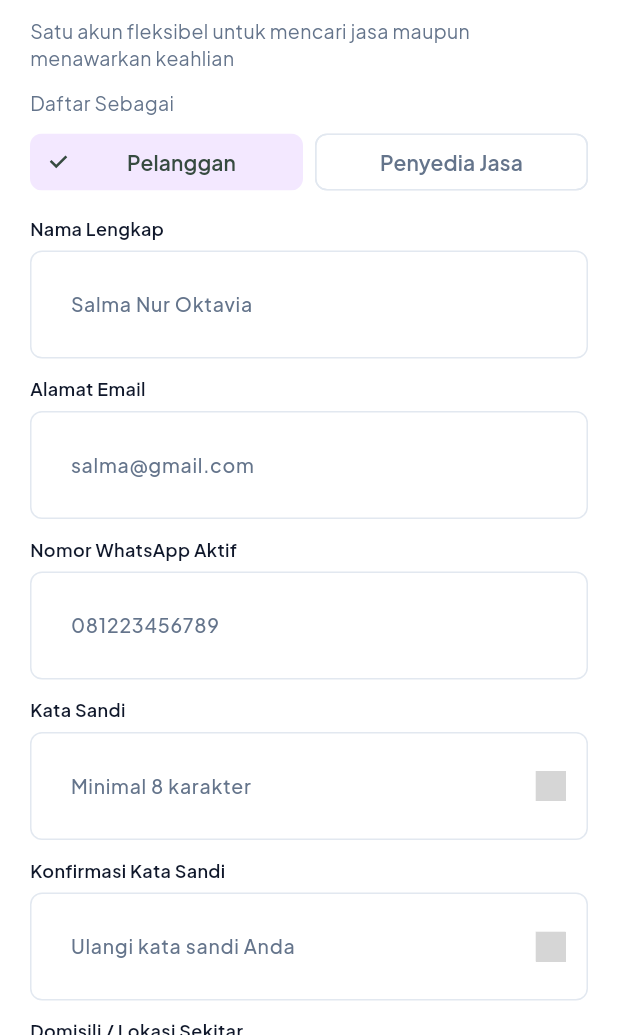
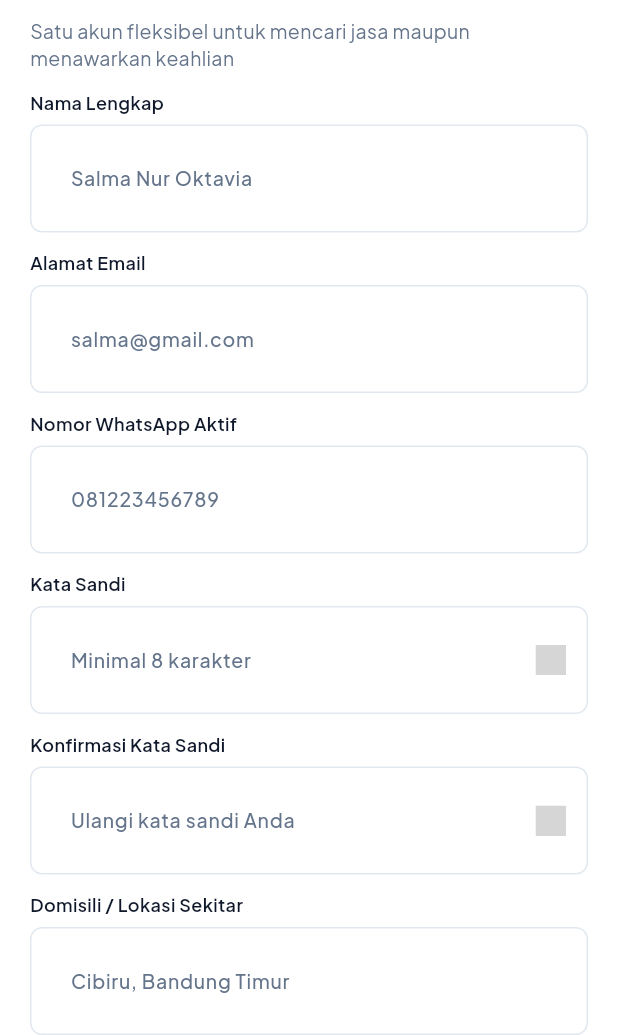
Before and after one commit to luminariadev/sakuskill, a Flutter app: the RegisterPage screen opened by its route, on a phone screen of 412 x 824 dp, the part 201-1236 px from its top. Run offline on Flutter 3.47's test engine with Material 3 defaults, Android fonts, the phone set to English and light mode, and no system bars; our stand-ins replace flutter_map, flutter_secure_storage, flutter_svg, latlong2; accounts and stored records are empty; network calls fail; project files that could hold a hidden picture were left out; grey boxes are pictures that could not be loaded.

Commit message:
refactor(auth): hapus pilihan peran pada halaman registrasi

```diff
--- a/mobile/lib/features/auth/presentation/pages/register_page.dart
+++ b/mobile/lib/features/auth/presentation/pages/register_page.dart
@@ -33,7 +33,6 @@ class _RegisterPageState extends State<RegisterPage> {
   final _confirm = TextEditingController();
   final _domicile = TextEditingController();
 
-  String _role = 'Pelanggan';
   bool _agree = true;
   bool _submitted = false;
   bool _busy = false;
@@ -73,7 +72,6 @@ class _RegisterPageState extends State<RegisterPage> {
         id: authSession.user.id,
         name: authSession.user.name,
         userEmail: authSession.user.email,
-        userRole: _role,
       );
       if (!mounted) return;
       SakuMotion.tick();
@@ -115,36 +113,6 @@ class _RegisterPageState extends State<RegisterPage> {
           const Text(
             'Satu akun fleksibel untuk mencari jasa maupun menawarkan keahlian',
             style: AppTypography.body,
-          ),
-          Column(
-            crossAxisAlignment: CrossAxisAlignment.start,
-            children: [
-              const Text('Daftar Sebagai', style: AppTypography.body),
-              const SizedBox(height: 6),
-              Row(
-                children: [
-                  Expanded(
-                    child: ChoiceChip(
-                      label: const Center(child: Text('Pelanggan')),
-                      selected: _role == 'Pelanggan',
-                      onSelected: _busy
-                          ? null
-                          : (_) => setState(() => _role = 'Pelanggan'),
-                    ),
-                  ),
-                  const SizedBox(width: 8),
-                  Expanded(
-                    child: ChoiceChip(
-                      label: const Center(child: Text('Penyedia Jasa')),
-                      selected: _role == 'Penyedia Jasa',
-                      onSelected: _busy
-                          ? null
-                          : (_) => setState(() => _role = 'Penyedia Jasa'),
-                    ),
-                  ),
-                ],
-              ),
-            ],
           ),
           SakuTextField(
             fieldKey: const Key('register-name'),
```
